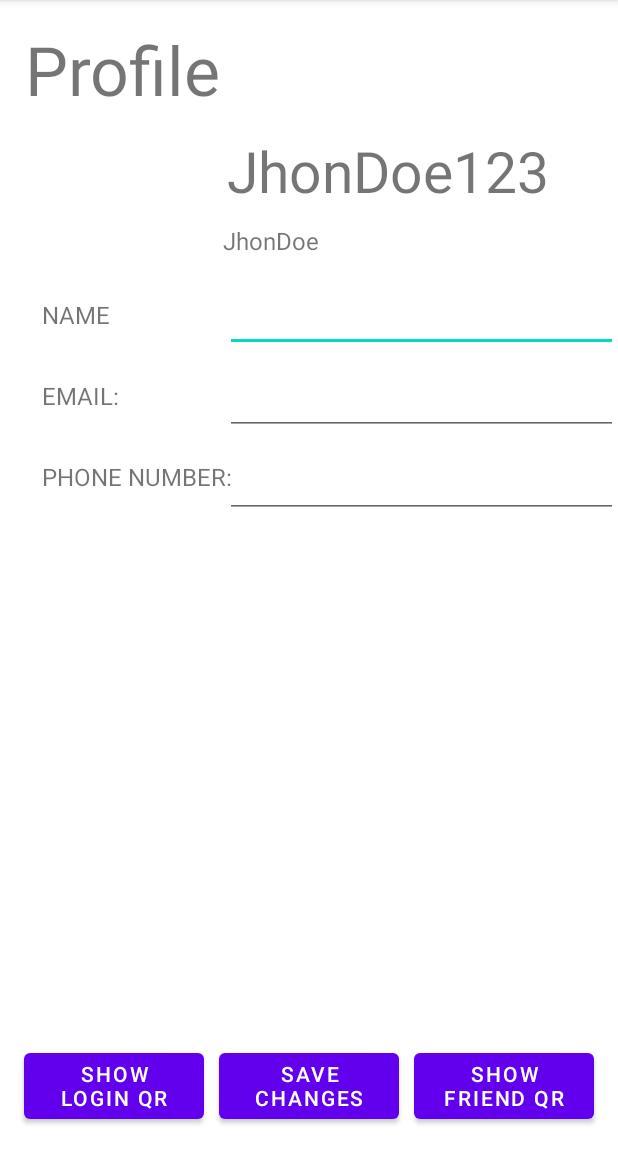
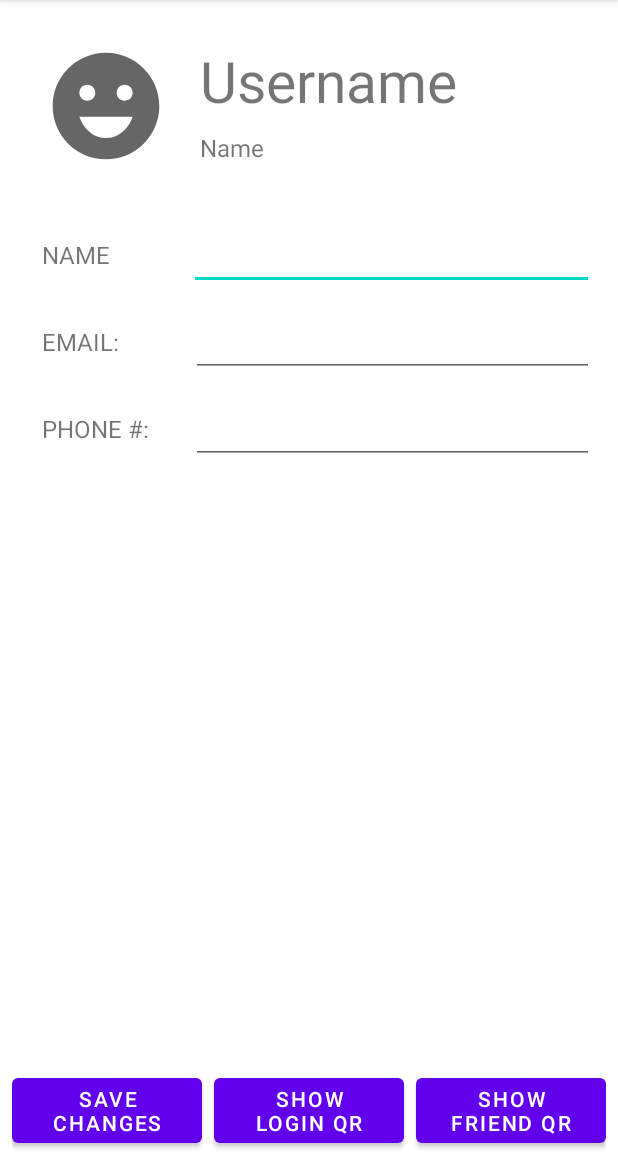
Before and after one commit to CMPUT301W22T21/turtleparties, an Android app: the ProfileActivity screen opened directly, with no data from a screen before it, on a phone screen of 412 x 824 dp, the part 84-1236 px from its top. Run offline under Robolectric (Android 15) with nearby library versions, the light colour scheme and no system bars; 6 statements that could not run were skipped.

Commit message:
fixed profile activity

```diff
--- a/turtlepartiesApp/app/src/main/java/com/example/turtlepartiesapp/MainActivity.java
+++ b/turtlepartiesApp/app/src/main/java/com/example/turtlepartiesapp/MainActivity.java
@@ -71,6 +71,7 @@ public class MainActivity extends AppCompatActivity implements QRDeleteFragment.
         setContentView(R.layout.activity_main);
         String uniqueID = Settings.Secure.getString(getApplicationContext().getContentResolver(), Settings.Secure.ANDROID_ID);
         username = uniqueID;
+        username = "test4";
         Log.d(TAG, uniqueID);
         db = FirebaseFirestore.getInstance();
 
--- /dev/null
+++ b/turtlepartiesApp/app/src/main/res/drawable/ic_baseline_emoji_emotions_24.xml
@@ -0,0 +1,10 @@
+<vector xmlns:android="http://schemas.android.com/apk/res/android"
+    android:width="24dp"
+    android:height="24dp"
+    android:viewportWidth="24"
+    android:viewportHeight="24"
+    android:tint="?attr/colorControlNormal">
+  <path
+      android:fillColor="@android:color/white"
+      android:pathData="M11.99,2C6.47,2 2,6.48 2,12c0,5.52 4.47,10 9.99,10C17.52,22 22,17.52 22,12C22,6.48 17.52,2 11.99,2zM8.5,8C9.33,8 10,8.67 10,9.5S9.33,11 8.5,11S7,10.33 7,9.5S7.67,8 8.5,8zM12,18c-2.28,0 -4.22,-1.66 -5,-4h10C16.22,16.34 14.28,18 12,18zM15.5,11c-0.83,0 -1.5,-0.67 -1.5,-1.5S14.67,8 15.5,8S17,8.67 17,9.5S16.33,11 15.5,11z"/>
+</vector>
--- a/turtlepartiesApp/app/src/main/res/layout/profile_screen.xml
+++ b/turtlepartiesApp/app/src/main/res/layout/profile_screen.xml
@@ -8,72 +8,54 @@
 
     <FrameLayout
         android:id="@+id/frameLayout"
-        android:layout_width="match_parent"
-        android:layout_height="500dp"
-        android:layout_marginStart="10dp"
-        android:layout_marginTop="20dp"
-        android:layout_marginEnd="10dp"
-        android:layout_marginBottom="50dp"
+        android:layout_width="0dp"
+        android:layout_height="384dp"
+        android:layout_marginStart="8dp"
+        android:layout_marginTop="8dp"
+        android:layout_marginEnd="8dp"
         android:background="@color/white"
-        app:layout_constraintBottom_toTopOf="@+id/saveChangesButton"
+        android:visibility="visible"
         app:layout_constraintEnd_toEndOf="parent"
-        app:layout_constraintHorizontal_bias="1.0"
+        app:layout_constraintHorizontal_bias="0.0"
         app:layout_constraintStart_toStartOf="parent"
-        app:layout_constraintTop_toTopOf="parent"
-        app:layout_constraintVertical_bias="0.55" />
-
-    <TextView
-        android:id="@+id/textView3"
-        android:layout_width="144dp"
-        android:layout_height="53dp"
-        android:layout_marginStart="16dp"
-        android:layout_marginTop="16dp"
-        android:layout_marginEnd="251dp"
-        android:text="Profile"
-        android:textSize="45dp"
-        app:layout_constraintEnd_toEndOf="parent"
-        app:layout_constraintStart_toStartOf="parent"
-        app:layout_constraintTop_toTopOf="parent" />
+        app:layout_constraintTop_toBottomOf="@+id/imageView3" />
 
     <TextView
         android:id="@+id/bigUserName"
-        android:layout_width="wrap_content"
+        android:layout_width="0dp"
         android:layout_height="wrap_content"
-        android:layout_marginStart="150dp"
-        android:layout_marginTop="88dp"
-        android:layout_marginEnd="45dp"
-        android:text="JhonDoe123"
+        android:layout_marginStart="20dp"
+        android:layout_marginEnd="16dp"
+        android:layout_marginTop="28dp"
+        android:text="Username"
         android:textSize="38dp"
         app:layout_constraintEnd_toEndOf="parent"
-        app:layout_constraintStart_toStartOf="parent"
+        app:layout_constraintStart_toEndOf="@+id/imageView3"
         app:layout_constraintTop_toTopOf="parent" />
+
+    // Labels for editable user information
 
     <TextView
         android:id="@+id/bigName"
         android:layout_width="wrap_content"
         android:layout_height="wrap_content"
-        android:layout_marginStart="148dp"
-        android:layout_marginTop="10dp"
-        android:layout_marginEnd="199dp"
-        android:text="JhonDoe"
+        android:layout_marginStart="20dp"
+        android:layout_marginTop="8dp"
+        android:text="Name"
         android:textSize="16dp"
-        app:layout_constraintEnd_toEndOf="parent"
-        app:layout_constraintStart_toStartOf="parent"
+        app:layout_constraintStart_toEndOf="@+id/imageView3"
         app:layout_constraintTop_toBottomOf="@+id/bigUserName"
         tools:ignore="MissingConstraints" />
-
-    // Labels for editable user information
 
     <TextView
         android:id="@+id/textView5"
         android:layout_width="wrap_content"
         android:layout_height="wrap_content"
         android:layout_marginStart="28dp"
-        android:layout_marginTop="129dp"
         android:text="NAME"
         android:textSize="16dp"
+        app:layout_constraintBaseline_toBaselineOf="@+id/editName"
         app:layout_constraintStart_toStartOf="parent"
-        app:layout_constraintTop_toBottomOf="@+id/textView3"
         tools:ignore="MissingConstraints" />
 
     <TextView
@@ -81,66 +63,81 @@
         android:layout_width="wrap_content"
         android:layout_height="wrap_content"
         android:layout_marginStart="28dp"
-        android:layout_marginTop="32dp"
         android:text="EMAIL:"
         android:textSize="16dp"
+        app:layout_constraintBaseline_toBaselineOf="@+id/editEmail"
         app:layout_constraintStart_toStartOf="parent"
-        app:layout_constraintTop_toBottomOf="@+id/textView5"
         tools:ignore="MissingConstraints" />
 
     <TextView
+        android:id="@+id/textView3"
         android:layout_width="wrap_content"
         android:layout_height="wrap_content"
         android:layout_marginStart="28dp"
-        android:layout_marginTop="32dp"
-        android:text="PHONE NUMBER:"
+        android:text="PHONE #:"
         android:textSize="16dp"
+        app:layout_constraintBaseline_toBaselineOf="@+id/editPhoneNumber"
         app:layout_constraintStart_toStartOf="parent"
-        app:layout_constraintTop_toBottomOf="@+id/textView7"
         tools:ignore="MissingConstraints" />
 
     // Editable space
 
     <EditText
         android:id="@+id/editName"
-        android:layout_width="match_parent"
-        android:layout_height="wrap_content"
-        android:layout_marginStart="150dp"
-        android:layout_marginTop="18dp"
+        android:layout_width="0dp"
+        android:layout_height="48dp"
+        android:layout_marginStart="52dp"
+        android:layout_marginTop="36dp"
+        android:layout_marginEnd="16dp"
         app:layout_constraintEnd_toEndOf="parent"
-        app:layout_constraintStart_toStartOf="parent"
+        app:layout_constraintHorizontal_bias="1.0"
+        app:layout_constraintStart_toEndOf="@+id/textView5"
         app:layout_constraintTop_toBottomOf="@+id/bigName"
         tools:ignore="MissingConstraints" />
 
     <EditText
         android:id="@+id/editEmail"
-        android:layout_width="match_parent"
-        android:layout_height="wrap_content"
-        android:layout_marginStart="150dp"
+        android:layout_width="0dp"
+        android:layout_height="48dp"
+        android:layout_marginStart="47dp"
         android:layout_marginTop="10dp"
+        android:layout_marginEnd="16dp"
         app:layout_constraintEnd_toEndOf="parent"
-        app:layout_constraintStart_toStartOf="parent"
+        app:layout_constraintHorizontal_bias="0.158"
+        app:layout_constraintStart_toEndOf="@+id/textView7"
         app:layout_constraintTop_toBottomOf="@+id/editName"
         tools:ignore="MissingConstraints" />
 
     <EditText
         android:id="@+id/editPhoneNumber"
-        android:layout_width="match_parent"
-        android:layout_height="wrap_content"
-        android:layout_marginStart="150dp"
+        android:layout_width="0dp"
+        android:layout_height="48dp"
+        android:layout_marginStart="28dp"
         android:layout_marginTop="10dp"
+        android:layout_marginEnd="16dp"
+        android:minHeight="48dp"
         app:layout_constraintEnd_toEndOf="parent"
-        app:layout_constraintStart_toStartOf="parent"
+        app:layout_constraintStart_toEndOf="@+id/textView3"
         app:layout_constraintTop_toBottomOf="@+id/editEmail"
         tools:ignore="MissingConstraints" />
 
+    <LinearLayout
+        android:id="@+id/taskbarLinearLayout"
+        android:layout_width="fill_parent"
+        android:layout_height="55dp"
+        android:layout_marginStart="8dp"
+        android:layout_marginEnd="8dp"
+        android:orientation="horizontal"
+        android:weightSum="3"
+        app:layout_constraintBottom_toBottomOf="parent"
+        app:layout_constraintEnd_toEndOf="parent"
+        app:layout_constraintStart_toStartOf="parent">
+
         <Button
             android:id="@+id/saveChangesButton"
-        android:layout_width="120dp"
-        android:layout_height="56dp"
-        android:layout_marginStart="149dp"
-        android:layout_marginEnd="149dp"
-        android:layout_marginBottom="16dp"
+            android:layout_width="0dp"
+            android:layout_height="match_parent"
+            android:layout_weight="1"
             android:onClick="onSaveButtonClicked"
             android:text="Save changes"
             app:layout_constraintBottom_toBottomOf="parent"
@@ -151,10 +148,10 @@
 
         <Button
             android:id="@+id/showLoginQRButton"
-        android:layout_width="120dp"
-        android:layout_height="56dp"
-        android:layout_marginStart="16dp"
-        android:layout_marginBottom="16dp"
+            android:layout_width="0dp"
+            android:layout_height="match_parent"
+            android:layout_marginStart="8dp"
+            android:layout_weight="1"
             android:onClick="onShowLoginQRButtonClicked"
             android:text="Show login QR"
             app:layout_constraintBottom_toBottomOf="parent"
@@ -162,14 +159,25 @@
 
         <Button
             android:id="@+id/showFriendQRButton"
-        android:layout_width="120dp"
-        android:layout_height="56dp"
-        android:layout_marginEnd="16dp"
-        android:layout_marginBottom="16dp"
+            android:layout_width="0dp"
+            android:layout_height="match_parent"
+            android:layout_marginStart="8dp"
+            android:layout_weight="1"
             android:onClick="onShowFriendQRButtonClicked"
             android:text="show friend QR"
             app:layout_constraintBottom_toBottomOf="parent"
             app:layout_constraintEnd_toEndOf="parent" />
+    </LinearLayout>
+
+    <ImageView
+        android:id="@+id/imageView3"
+        android:layout_width="85dp"
+        android:layout_height="85dp"
+        android:layout_marginStart="28dp"
+        android:layout_marginTop="28dp"
+        app:layout_constraintStart_toStartOf="parent"
+        app:layout_constraintTop_toTopOf="parent"
+        app:srcCompat="@drawable/ic_baseline_emoji_emotions_24" />
 
 
 </androidx.constraintlayout.widget.ConstraintLayout>
```
Lines whose indentation alone changed are shown as unchanged.
